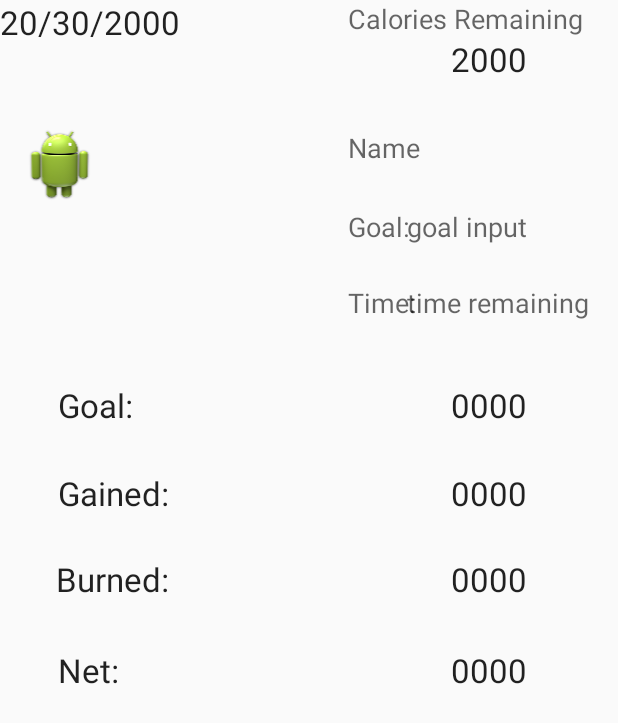
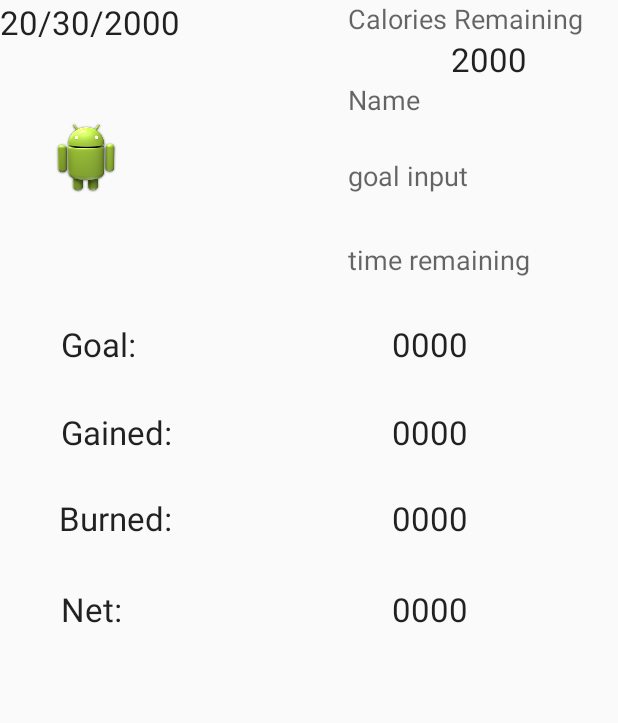
Before and after one commit to pmalavia/FitByte, an Android app: the layout homepage_layout.xml on its own in the app's theme, with its tools: preview values and no code run, on a phone screen of 412 x 824 dp. Shown: the top 723 px of the screen. Run offline under Robolectric (Android 15) with nearby library versions, the phone set to English and light mode, and no system bars.

Commit message:
Small Changes

```diff
--- a/app/src/main/java/com/example/fitbyte/fitbyte/CalorieGoal.java
+++ b/app/src/main/java/com/example/fitbyte/fitbyte/CalorieGoal.java
@@ -77,4 +77,9 @@ public class CalorieGoal {
         return calcCalorieGoal();
     }
 
+    public String getStringCalorieGoal(){
+
+        return Integer.toString(calcCalorieGoal());
+    }
+
 }
--- a/app/src/main/java/com/example/fitbyte/fitbyte/EditProfile.java
+++ b/app/src/main/java/com/example/fitbyte/fitbyte/EditProfile.java
@@ -110,7 +110,7 @@ public class EditProfile extends MenuNavigation {
         }
 
         if (ageEx && heightEx && weightEx) {
-            Intent myIntent = new Intent(this, HomePage.class);
+            Intent myIntent = new Intent(this, Homepage.class);
             startActivity(myIntent);
         }
 
--- a/app/src/main/java/com/example/fitbyte/fitbyte/Homepage.java
+++ b/app/src/main/java/com/example/fitbyte/fitbyte/Homepage.java
@@ -31,7 +31,7 @@ public class Homepage extends MenuNavigation {
     private TextView calBurned;
     private TextView net;
     private ImageView profilePicture;
-    static final int REQUEST_IMAGE_CAPTURE = 1;
+
 
 
     protected void onCreate(Bundle savedInstanceState) {
@@ -55,6 +55,7 @@ public class Homepage extends MenuNavigation {
 
     private void setDisplay (){
         UserProfile userInfo = new UserProfile(); //user information object
+        CalorieGoal calGoal = new CalorieGoal();
 
         @SuppressLint("SimpleDateFormat") SimpleDateFormat sdf = new SimpleDateFormat("dd/MM/yyyy"); //set the date
         String currentDateandTime = sdf.format(new Date());
@@ -65,10 +66,9 @@ public class Homepage extends MenuNavigation {
 
         fullWeightGoal.setText(userInfo.getGainOrLose() + " Weight");
         goalTime.setText(userInfo.getStringWeeks() + " Weeks");
+        dailyCalGoal.setText(calGoal.getStringCalorieGoal());
 
 
-        fullWeightGoal.setText(userInfo.getGainOrLose());
-        goalTime.setText(userInfo.getStringWeeks());
 
         EditProfile editProfile = new EditProfile();
         if(editProfile.visited){
--- a/app/src/main/java/com/example/fitbyte/fitbyte/MenuNavigation.java
+++ b/app/src/main/java/com/example/fitbyte/fitbyte/MenuNavigation.java
@@ -41,7 +41,7 @@ public class MenuNavigation extends ActionBarActivity {
     private void displayView(int position){
         switch(position){
             case 0 :
-                startActivity(new Intent(this,HomePage.class));
+                startActivity(new Intent(this,Homepage.class));
                 break;
             case 1 :
                 startActivity(new Intent(this,Diary.class));
--- a/app/src/main/java/com/example/fitbyte/fitbyte/MyWorkout.java
+++ b/app/src/main/java/com/example/fitbyte/fitbyte/MyWorkout.java
@@ -398,7 +398,7 @@ public class MyWorkout extends MenuNavigation {
     }
 
     public void onBackPressed(){
-        Intent myIntent = new Intent(this, HomePage.class);
+        Intent myIntent = new Intent(this, Homepage.class);
         startActivity(myIntent);
     }
 }
--- a/app/src/main/java/com/example/fitbyte/fitbyte/UserProfile.java
+++ b/app/src/main/java/com/example/fitbyte/fitbyte/UserProfile.java
@@ -171,7 +171,7 @@ public class UserProfile extends Activity {
         }
 
         if(ageEx && heightEx && weightEx && activityInt > 0){
-            Intent myIntent = new Intent(this, HomePage.class);
+            Intent myIntent = new Intent(this, Homepage.class);
             startActivity(myIntent);
         }
     }
--- a/app/src/main/res/layout/homepage_layout.xml
+++ b/app/src/main/res/layout/homepage_layout.xml
@@ -47,30 +47,7 @@
             android:id="@+id/tvName"
             android:layout_below="@+id/tvCaloriesRemaining"
             android:layout_alignLeft="@+id/cal_remaining"
-            android:layout_alignStart="@+id/cal_remaining"
-            android:layout_marginTop="32dp" />
-
-        <TextView
-            android:layout_width="wrap_content"
-            android:layout_height="wrap_content"
-            android:textAppearance="?android:attr/textAppearanceMedium"
-            android:text="Goal:"
-            android:id="@+id/goal_line"
-            android:layout_below="@+id/tvName"
-            android:layout_alignLeft="@+id/tvName"
-            android:layout_alignStart="@+id/tvName"
-            android:layout_marginTop="28dp" />
-
-        <TextView
-            android:layout_width="wrap_content"
-            android:layout_height="wrap_content"
-            android:textAppearance="?android:attr/textAppearanceMedium"
-            android:text="Time:"
-            android:id="@+id/time_text"
-            android:layout_below="@+id/goal_line"
-            android:layout_alignLeft="@+id/goal_line"
-            android:layout_alignStart="@+id/goal_line"
-            android:layout_marginTop="26dp" />
+            android:layout_alignStart="@+id/cal_remaining" />
 
         <TextView
             android:layout_width="wrap_content"
@@ -78,9 +55,10 @@
             android:textAppearance="?android:attr/textAppearanceMedium"
             android:text="goal input"
             android:id="@+id/tvWeightGoal"
-            android:layout_alignTop="@+id/goal_line"
-            android:layout_alignRight="@+id/tvCaloriesRemaining"
-            android:layout_alignEnd="@+id/tvCaloriesRemaining" />
+            android:layout_below="@+id/tvName"
+            android:layout_alignLeft="@+id/tvName"
+            android:layout_alignStart="@+id/tvName"
+            android:layout_marginTop="26dp" />
 
         <TextView
             android:layout_width="wrap_content"
@@ -88,9 +66,10 @@
             android:textAppearance="?android:attr/textAppearanceMedium"
             android:text="time remaining"
             android:id="@+id/tvTimeLeft"
-            android:layout_alignTop="@+id/time_text"
+            android:layout_above="@+id/tvGoal"
             android:layout_alignLeft="@+id/tvWeightGoal"
-            android:layout_alignStart="@+id/tvWeightGoal" />
+            android:layout_alignStart="@+id/tvWeightGoal"
+            android:layout_marginBottom="29dp" />
 
         <TextView
             android:layout_width="wrap_content"
@@ -98,12 +77,12 @@
             android:textAppearance="?android:attr/textAppearanceLarge"
             android:text="Goal:"
             android:id="@+id/goal_text"
-            android:layout_marginTop="41dp"
-            android:layout_below="@+id/time_text"
+            android:layout_marginTop="85dp"
+            android:layout_marginRight="29dp"
+            android:layout_marginEnd="29dp"
+            android:layout_below="@+id/tvWeightGoal"
             android:layout_alignRight="@+id/tvDate"
-            android:layout_alignEnd="@+id/tvDate"
-            android:layout_marginRight="31dp"
-            android:layout_marginEnd="31dp" />
+            android:layout_alignEnd="@+id/tvDate" />
 
         <TextView
             android:layout_width="wrap_content"
@@ -182,11 +161,10 @@
             android:layout_width="fill_parent"
             android:layout_height="wrap_content"
             android:src="@drawable/ic_launcher"
-            android:layout_alignTop="@+id/tvName"
-            android:layout_alignRight="@+id/net_text"
-            android:layout_alignEnd="@+id/net_text"
             android:id="@+id/profilePicture"
-        />
+            android:layout_above="@+id/goal_text"
+            android:layout_alignRight="@+id/gained_text"
+            android:layout_alignEnd="@+id/gained_text" />
 
     </RelativeLayout>
 
```
Also changed, not shown: app/src/main/AndroidManifest.xml (+4 -3 lines), 1 other file.
